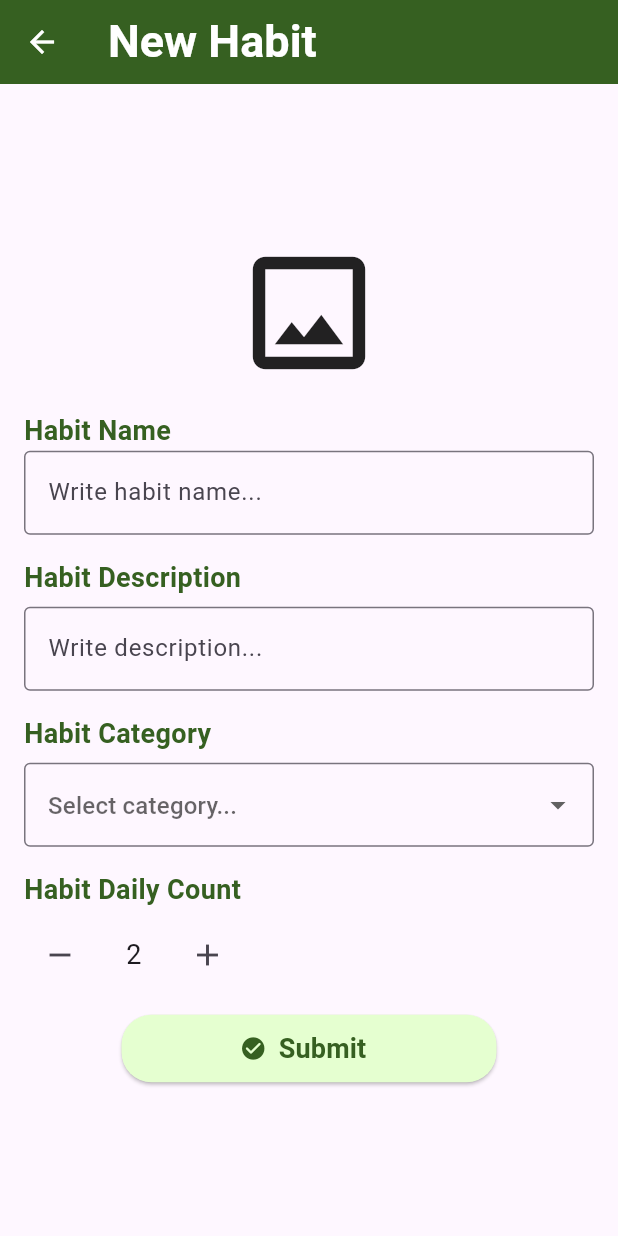
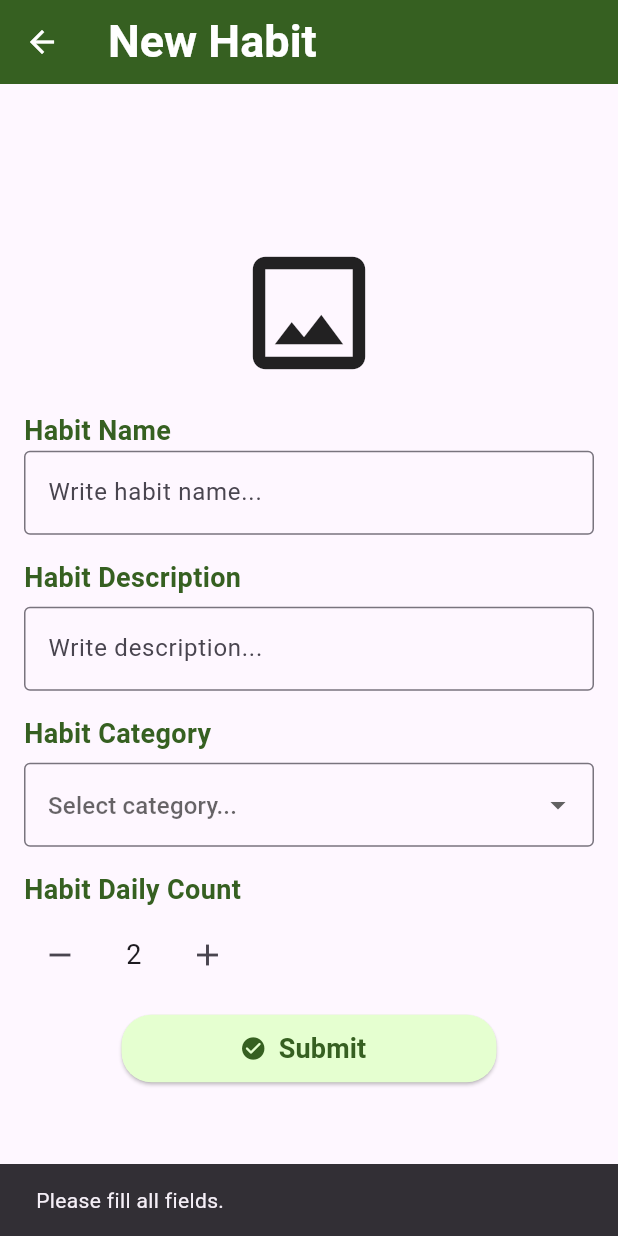
Before and after one commit to yjia28tan/HabitualHeart, a Flutter app: the NewHabitPage screen opened directly, after a tap on the "add" icon, after a tap on "Submit", on a phone screen of 412 x 824 dp. Run offline on Flutter 3.47's test engine with Material 3 defaults, Android fonts, the phone set to English and light mode, and no system bars; our stand-ins replace cloud_firestore, firebase_auth, firebase_core, flutter_local_notifications, flutter_slidable, flutter_tts and 3 more; accounts and stored records are empty.

Commit message:
Update new_habit_page.dart

```diff
--- a/habitual_heart_app/lib/pages/new_habit_page.dart
+++ b/habitual_heart_app/lib/pages/new_habit_page.dart
@@ -1,6 +1,9 @@
 import 'package:flutter/material.dart';
+import 'package:cloud_firestore/cloud_firestore.dart';
+import 'package:habitual_heart_app/main.dart';
 import 'package:habitual_heart_app/design/font_style.dart';
 import 'package:habitual_heart_app/data/habit_category_list.dart';
+import 'package:habitual_heart_app/pages/habits_page.dart';
 
 class NewHabitPage extends StatefulWidget {
   const NewHabitPage({super.key});
@@ -13,6 +16,8 @@ class _NewHabitPageState extends State<NewHabitPage> {
   IconData _selectedIcon = Icons.crop_original;
   String? _selectedCategory;
   int _habitCount = 1;
+  final TextEditingController _nameController = TextEditingController();
+  final TextEditingController _descriptionController = TextEditingController();
 
   IconData _getIconForCategory(String category) {
     switch (category) {
@@ -27,6 +32,47 @@ class _NewHabitPageState extends State<NewHabitPage> {
       default:
         return Icons.crop_original;
     }
+  }
+
+  Future<void> _submitHabit() async {
+    final uid = globalUID;
+
+    if (_nameController.text.isEmpty || _selectedCategory == null) {
+      ScaffoldMessenger.of(context).showSnackBar(
+          const SnackBar(content: Text('Please fill all fields.')));
+      return;
+    } else {
+      FirebaseFirestore firestore = FirebaseFirestore.instance;
+      CollectionReference habitCollection = firestore.collection('habits');
+      String habitId = habitCollection.doc().id;
+      Map<String, dynamic> habitData = {
+        'userID': uid,
+        'habitName': _nameController.text.trim(),
+        'habitDescription': _descriptionController.text.trim(),
+        'habitCategory': _selectedCategory,
+        'habitCount': _habitCount,
+      };
+      habitCollection.doc(habitId).set(habitData).then((value) {
+        ScaffoldMessenger.of(context)
+            .showSnackBar(SnackBar(content: Text('Habit saved successfully.')));
+        _clearFields();
+        Navigator.pushReplacement(
+            context, MaterialPageRoute(builder: (context) => HabitsPage()));
+      }).catchError((error) {
+        ScaffoldMessenger.of(context).showSnackBar(
+            SnackBar(content: Text('Failed to save habit: $error')));
+      });
+    }
+  }
+
+  void _clearFields() {
+    _nameController.clear();
+    _descriptionController.clear();
+    setState(() {
+      _selectedCategory = null;
+      _habitCount = 1;
+      _selectedIcon = Icons.add_circle_outline;
+    });
   }
 
   @override
@@ -74,6 +120,7 @@ class _NewHabitPageState extends State<NewHabitPage> {
               ),
             ),
             TextFormField(
+              controller: _nameController,
               decoration: const InputDecoration(
                   hintText: 'Write habit name...',
                   border: OutlineInputBorder(
@@ -89,6 +136,7 @@ class _NewHabitPageState extends State<NewHabitPage> {
             ),
             const SizedBox(height: 6.0),
             TextFormField(
+              controller: _descriptionController,
               decoration: const InputDecoration(
                   hintText: 'Write description...',
                   border: OutlineInputBorder(
@@ -176,7 +224,7 @@ class _NewHabitPageState extends State<NewHabitPage> {
                   'Submit',
                   style: homeSubHeaderText,
                 ),
-                onPressed: () {},
+                onPressed: _submitHabit,
               ),
             ),
           ]),
```
